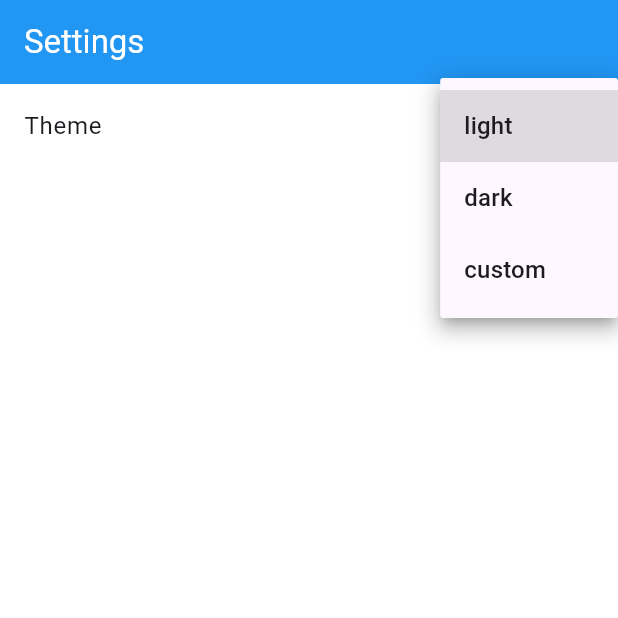
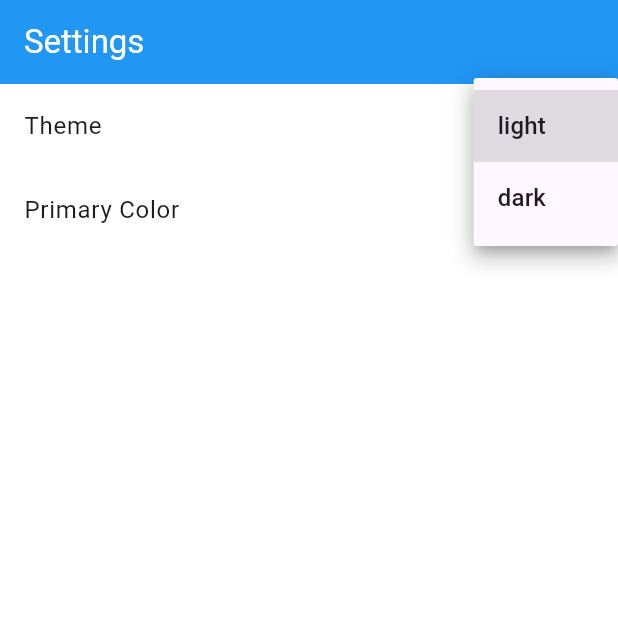
Before and after one commit to kadebhug/chatroom_app, a Flutter app: the screen it shows after launch, after a tap on "light", on a phone screen of 412 x 824 dp, the top half of it. Run offline on Flutter 3.47's test engine with Material 3 defaults, Android fonts, the phone set to English and light mode, and no system bars; our stand-ins replace equatable, flutter_bloc, flutter_colorpicker, go_router, shared_preferences.

Commit message:
refactor: used a color picker instead of slider

```diff
--- a/lib/blocs/theme/theme_bloc.dart
+++ b/lib/blocs/theme/theme_bloc.dart
@@ -1,3 +1,4 @@
+import 'package:flutter/material.dart';
 import 'package:flutter_bloc/flutter_bloc.dart';
 import 'package:shared_preferences/shared_preferences.dart';
 import 'package:chatroom_app/config/themes.dart';
@@ -7,24 +8,39 @@ import 'theme_state.dart';
 class ThemeBloc extends Bloc<ThemeEvent, ThemeState> {
   final SharedPreferences prefs;
 
-  ThemeBloc(this.prefs) : super(ThemeState(themeData: AppTheme.lightTheme, themeType: ThemeType.light)) {
+  ThemeBloc(this.prefs)
+      : super(ThemeState(
+          themeData: AppTheme.getThemeFromType(ThemeType.light, Colors.blue),
+          themeType: ThemeType.light,
+          primaryColor: Colors.blue,
+        )) {
     on<ChangeTheme>(_onChangeTheme);
+    on<ChangePrimaryColor>(_onChangePrimaryColor);
     _loadSavedTheme();
   }
 
-  void _onChangeTheme(ChangeTheme event, Emitter<ThemeState> emit) async {
-    final themeData = AppTheme.getThemeFromType(event.themeType);
-    emit(ThemeState(themeData: themeData, themeType: event.themeType));
-    _saveTheme(event.themeType);
+  void _onChangeTheme(ChangeTheme event, Emitter<ThemeState> emit) {
+    final themeData = AppTheme.getThemeFromType(event.themeType, state.primaryColor);
+    emit(ThemeState(themeData: themeData, themeType: event.themeType, primaryColor: state.primaryColor));
+    _saveTheme(event.themeType, state.primaryColor);
+  }
+
+  void _onChangePrimaryColor(ChangePrimaryColor event, Emitter<ThemeState> emit) {
+    final themeData = AppTheme.getThemeFromType(state.themeType, event.color);
+    emit(ThemeState(themeData: themeData, themeType: state.themeType, primaryColor: event.color));
+    _saveTheme(state.themeType, event.color);
   }
 
   void _loadSavedTheme() {
-    final savedThemeIndex = prefs.getInt('theme') ?? 0;
+    final savedThemeIndex = prefs.getInt('themeType') ?? 0;
     final savedThemeType = ThemeType.values[savedThemeIndex];
+    final savedPrimaryColor = Color(prefs.getInt('primaryColor') ?? Colors.blue.value);
     add(ChangeTheme(savedThemeType));
+    add(ChangePrimaryColor(savedPrimaryColor));
   }
 
-  Future<void> _saveTheme(ThemeType themeType) async {
-    await prefs.setInt('theme', themeType.index);
+  Future<void> _saveTheme(ThemeType themeType, Color primaryColor) async {
+    await prefs.setInt('themeType', themeType.index);
+    await prefs.setInt('primaryColor', primaryColor.value);
   }
 }
--- a/lib/blocs/theme/theme_event.dart
+++ b/lib/blocs/theme/theme_event.dart
@@ -1,4 +1,5 @@
 import 'package:equatable/equatable.dart';
+import 'package:flutter/material.dart';
 import 'package:chatroom_app/config/themes.dart';
 
 abstract class ThemeEvent extends Equatable {
@@ -16,3 +17,12 @@ class ChangeTheme extends ThemeEvent {
   @override
   List<Object> get props => [themeType];
 }
+
+class ChangePrimaryColor extends ThemeEvent {
+  final Color color;
+
+  const ChangePrimaryColor(this.color);
+
+  @override
+  List<Object> get props => [color];
+}
--- a/lib/blocs/theme/theme_state.dart
+++ b/lib/blocs/theme/theme_state.dart
@@ -5,9 +5,14 @@ import 'package:chatroom_app/config/themes.dart';
 class ThemeState extends Equatable {
   final ThemeData themeData;
   final ThemeType themeType;
+  final Color primaryColor;
 
-  const ThemeState({required this.themeData, required this.themeType});
+  const ThemeState({
+    required this.themeData,
+    required this.themeType,
+    required this.primaryColor,
+  });
 
   @override
-  List<Object> get props => [themeData, themeType];
+  List<Object> get props => [themeData, themeType, primaryColor];
 }
--- a/lib/config/themes.dart
+++ b/lib/config/themes.dart
@@ -1,14 +1,57 @@
 import 'package:flutter/material.dart';
 
-enum ThemeType { light, dark, custom }
+enum ThemeType { light, dark }
 
 class AppTheme {
-  static final ThemeData lightTheme = ThemeData(
+  static const List<Color> predefinedColors = [
+    Colors.red,
+    Colors.pink,
+    Colors.purple,
+    Colors.deepPurple,
+    Colors.indigo,
+    Colors.blue,
+    Colors.lightBlue,
+    Colors.cyan,
+    Colors.teal,
+    Colors.green,
+    Colors.lightGreen,
+    Colors.lime,
+    Colors.yellow,
+    Colors.amber,
+    Colors.orange,
+    Colors.deepOrange,
+    Colors.brown,
+    Colors.grey,
+    Colors.blueGrey,
+  ];
+
+  static ThemeData getThemeFromType(ThemeType type, Color primaryColor) {
+    switch (type) {
+      case ThemeType.light:
+        return _buildLightTheme(primaryColor);
+      case ThemeType.dark:
+        return _buildDarkTheme(primaryColor);
+    }
+  }
+
+  static ThemeData _buildLightTheme(Color primaryColor) {
+    return ThemeData(
       brightness: Brightness.light,
-    primarySwatch: Colors.blue,
+      primarySwatch: MaterialColor(primaryColor.value, {
+        50: primaryColor.withOpacity(0.1),
+        100: primaryColor.withOpacity(0.2),
+        200: primaryColor.withOpacity(0.3),
+        300: primaryColor.withOpacity(0.4),
+        400: primaryColor.withOpacity(0.5),
+        500: primaryColor,
+        600: primaryColor.withOpacity(0.7),
+        700: primaryColor.withOpacity(0.8),
+        800: primaryColor.withOpacity(0.9),
+        900: primaryColor.withOpacity(1),
+      }),
       scaffoldBackgroundColor: Colors.white,
-    appBarTheme: const AppBarTheme(
-      backgroundColor: Colors.blue,
+      appBarTheme: AppBarTheme(
+        backgroundColor: primaryColor,
         foregroundColor: Colors.white,
       ),
       textTheme: const TextTheme(
@@ -16,34 +59,32 @@ class AppTheme {
         bodyMedium: TextStyle(color: Colors.black87),
       ),
     );
+  }
 
-  static final ThemeData darkTheme = ThemeData(
+  static ThemeData _buildDarkTheme(Color primaryColor) {
+    return ThemeData(
       brightness: Brightness.dark,
-    primarySwatch: Colors.deepPurple,
+      primarySwatch: MaterialColor(primaryColor.value, {
+        50: primaryColor.withOpacity(0.1),
+        100: primaryColor.withOpacity(0.2),
+        200: primaryColor.withOpacity(0.3),
+        300: primaryColor.withOpacity(0.4),
+        400: primaryColor.withOpacity(0.5),
+        500: primaryColor,
+        600: primaryColor.withOpacity(0.7),
+        700: primaryColor.withOpacity(0.8),
+        800: primaryColor.withOpacity(0.9),
+        900: primaryColor.withOpacity(1),
+      }),
       scaffoldBackgroundColor: const Color(0xFF272822),
-    appBarTheme: const AppBarTheme(
-      backgroundColor: Color(0xFF3E3D32),
-      foregroundColor: Color(0xFFF8F8F2),
+      appBarTheme: AppBarTheme(
+        backgroundColor: primaryColor,
+        foregroundColor: Colors.white,
       ),
       textTheme: const TextTheme(
         bodyLarge: TextStyle(color: Color(0xFFF8F8F2)),
         bodyMedium: TextStyle(color: Color(0xFFF8F8F2)),
       ),
-    colorScheme: const ColorScheme.dark(
-      primary: Color(0xFFA6E22E),
-      secondary: Color(0xFFF92672),
-      tertiary: Color(0xFFFD971F),
-    ),
     );
-
-  static ThemeData getThemeFromType(ThemeType type) {
-    switch (type) {
-      case ThemeType.light:
-        return lightTheme;
-      case ThemeType.dark:
-        return darkTheme;
-      case ThemeType.custom:
-        return lightTheme;
   }
 }
-}
--- a/lib/views/settings/settings_view.dart
+++ b/lib/views/settings/settings_view.dart
@@ -1,5 +1,6 @@
 import 'package:flutter/material.dart';
 import 'package:flutter_bloc/flutter_bloc.dart';
+import 'package:flutter_colorpicker/flutter_colorpicker.dart';
 import 'package:chatroom_app/blocs/theme/theme_bloc.dart';
 import 'package:chatroom_app/blocs/theme/theme_event.dart';
 import 'package:chatroom_app/config/themes.dart';
@@ -16,7 +17,7 @@ class SettingsView extends StatelessWidget {
           ListTile(
             title: const Text('Theme'),
             trailing: DropdownButton<ThemeType>(
-              value: context.read<ThemeBloc>().state.themeType,
+              value: context.watch<ThemeBloc>().state.themeType,
               onChanged: (ThemeType? newValue) {
                 if (newValue != null) {
                   context.read<ThemeBloc>().add(ChangeTheme(newValue));
@@ -30,8 +31,50 @@ class SettingsView extends StatelessWidget {
               }).toList(),
             ),
           ),
+          ListTile(
+            title: const Text('Primary Color'),
+            trailing: GestureDetector(
+              onTap: () => _showColorPicker(context),
+              child: Container(
+                width: 40,
+                height: 40,
+                decoration: BoxDecoration(
+                  color: context.watch<ThemeBloc>().state.primaryColor,
+                  shape: BoxShape.circle,
+                ),
+              ),
+            ),
+          ),
         ],
       ),
     );
   }
+
+  void _showColorPicker(BuildContext context) {
+    showDialog(
+      context: context,
+      builder: (BuildContext context) {
+        return AlertDialog(
+          title: const Text('Pick a color'),
+          content: SingleChildScrollView(
+            child: BlockPicker(
+              pickerColor: context.read<ThemeBloc>().state.primaryColor,
+              onColorChanged: (Color color) {
+                context.read<ThemeBloc>().add(ChangePrimaryColor(color));
+              },
+              availableColors: AppTheme.predefinedColors,
+            ),
+          ),
+          actions: <Widget>[
+            TextButton(
+              child: const Text('Done'),
+              onPressed: () {
+                Navigator.of(context).pop();
+              },
+            ),
+          ],
+        );
+      },
+    );
+  }
 }
```
Lines whose indentation alone changed are shown as unchanged.
